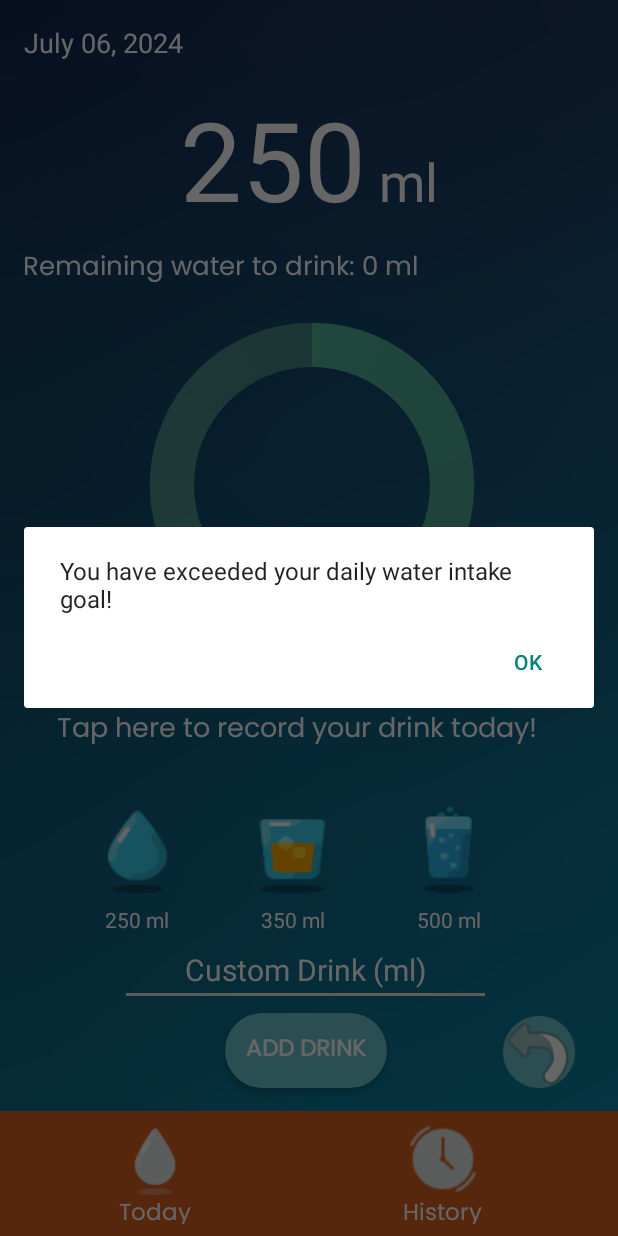
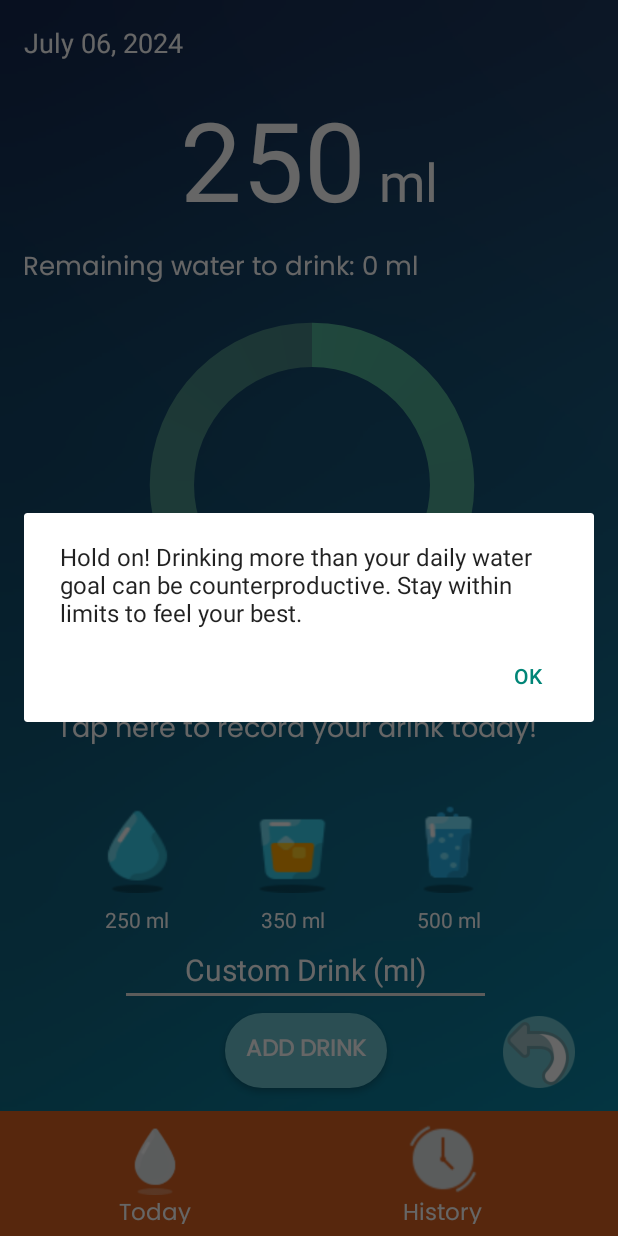
Before and after one commit to Patty29-xx/AquaDrate-App, an Android app: the HomePageActivity screen opened directly, with no data from a screen before it, after a tap on "Preset Button", on a phone screen of 412 x 824 dp. Run offline under Robolectric (Android 15) with nearby library versions, the light colour scheme and no system bars.

Commit message:
Water Reminder App

```diff
--- a/app/src/main/java/com/example/waterreminder/HomePageActivity.kt
+++ b/app/src/main/java/com/example/waterreminder/HomePageActivity.kt
@@ -197,7 +197,7 @@ class HomePageActivity : AppCompatActivity() {
 
     private fun showExceededMessage() {
         val builder = AlertDialog.Builder(this)
-        builder.setMessage("You have exceeded your daily water intake goal!")
+        builder.setMessage("Hold on! Drinking more than your daily water goal can be counterproductive. Stay within limits to feel your best. ")
             .setPositiveButton("OK", null)
             .create()
             .show()
```
